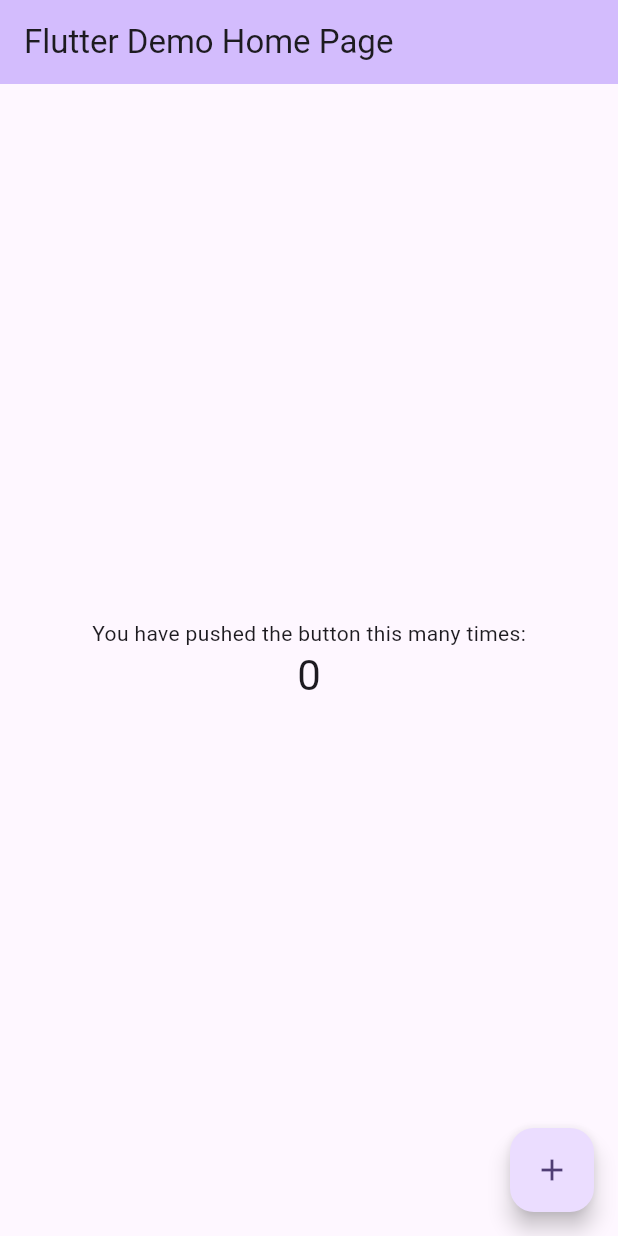
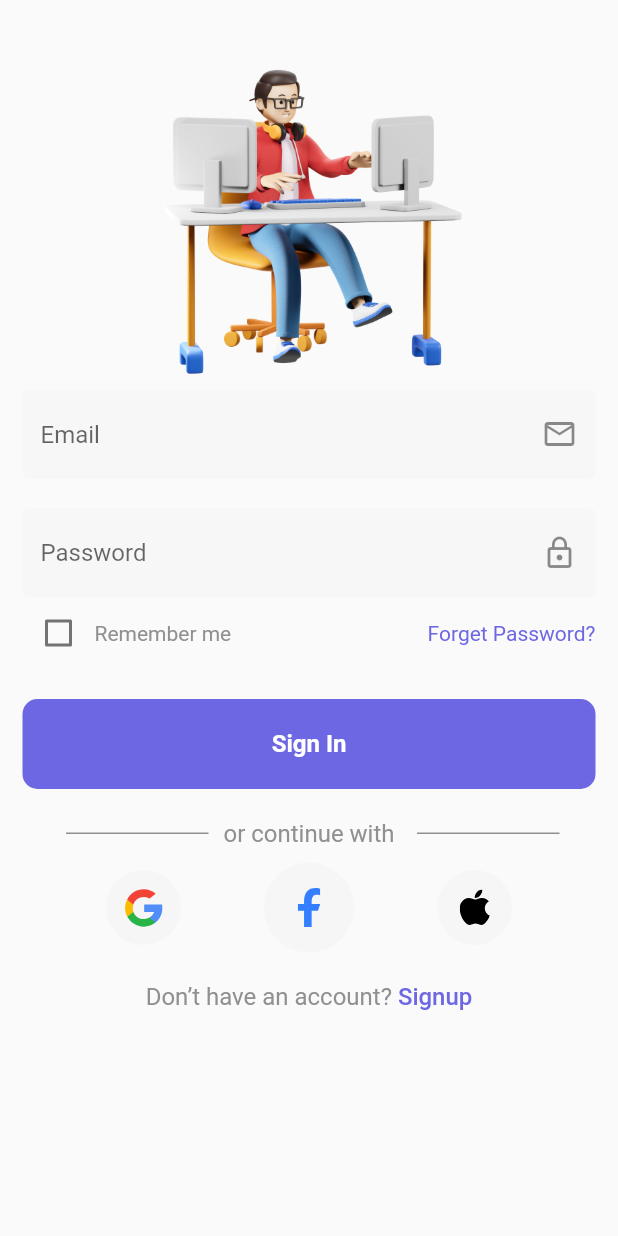
Before and after one commit to SA33ED/up_academy_flutter_tasks, a Flutter app: the screen it shows after launch, on a phone screen of 412 x 824 dp. Run offline on Flutter 3.47's test engine with Material 2 defaults, Android fonts, the phone set to English and light mode, and no system bars; our stand-ins replace flutter_svg; Roboto replaces fonts that are missing (Poppins).

Commit message:
team_app

```diff
--- /dev/null
+++ b/team_app/lib/helpers/app_assets.dart
@@ -0,0 +1,31 @@
+class Assets {
+  Assets._();
+
+  /// Assets for imagesApple
+  /// assets/images/apple.svg
+  static const String imagesApple = "assets/images/apple.svg";
+
+  /// Assets for imagesFacebook
+  /// assets/images/facebook.svg
+  static const String imagesFacebook = "assets/images/facebook.svg";
+
+  /// Assets for imagesGoogle
+  /// assets/images/google.svg
+  static const String imagesGoogle = "assets/images/google.svg";
+
+  /// Assets for imagesImg1
+  /// assets/images/img1.svg
+  static const String imagesImg1 = "assets/images/img1.svg";
+
+  /// Assets for imagesImg2
+  /// assets/images/img2.svg
+  static const String imagesImg2 = "assets/images/img2.svg";
+
+  /// Assets for imagesOnBoarding1
+  /// assets/images/onBoarding1.png
+  static const String imagesOnBoarding1 = "assets/images/onBoarding1.png";
+
+  /// Assets for imagesOnBoarding2
+  /// assets/images/onBoarding2.png
+  static const String imagesOnBoarding2 = "assets/images/onBoarding2.png";
+}
--- a/team_app/lib/main.dart
+++ b/team_app/lib/main.dart
@@ -1,4 +1,6 @@
 import 'package:flutter/material.dart';
+import 'package:team_app/screens/login_screen.dart';
+import 'package:team_app/screens/verify_your_email.dart';
 
 void main() {
   runApp(const MyApp());
@@ -7,119 +9,15 @@ void main() {
 class MyApp extends StatelessWidget {
   const MyApp({super.key});
 
-  // This widget is the root of your application.
   @override
   Widget build(BuildContext context) {
     return MaterialApp(
-      title: 'Flutter Demo',
-      theme: ThemeData(
-        // This is the theme of your application.
-        //
-        // TRY THIS: Try running your application with "flutter run". You'll see
-        // the application has a blue toolbar. Then, without quitting the app,
-        // try changing the seedColor in the colorScheme below to Colors.green
-        // and then invoke "hot reload" (save your changes or press the "hot
-        // reload" button in a Flutter-supported IDE, or press "r" if you used
-        // the command line to start the app).
-        //
-        // Notice that the counter didn't reset back to zero; the application
-        // state is not lost during the reload. To reset the state, use hot
-        // restart instead.
-        //
-        // This works for code too, not just values: Most code changes can be
-        // tested with just a hot reload.
-        colorScheme: ColorScheme.fromSeed(seedColor: Colors.deepPurple),
-        useMaterial3: true,
-      ),
-      home: const MyHomePage(title: 'Flutter Demo Home Page'),
+      debugShowCheckedModeBanner: false,
+      routes: {
+        LoginScreen.id: (context) => const LoginScreen(),
+        VerifyYourEmail.id: (context) => const VerifyYourEmail(),
+      },
+      initialRoute: LoginScreen.id,
     );
   }
 }
-
-class MyHomePage extends StatefulWidget {
-  const MyHomePage({super.key, required this.title});
-
-  // This widget is the home page of your application. It is stateful, meaning
-  // that it has a State object (defined below) that contains fields that affect
-  // how it looks.
-
-  // This class is the configuration for the state. It holds the values (in this
-  // case the title) provided by the parent (in this case the App widget) and
-  // used by the build method of the State. Fields in a Widget subclass are
-  // always marked "final".
-
-  final String title;
-
-  @override
-  State<MyHomePage> createState() => _MyHomePageState();
-}
-
-class _MyHomePageState extends State<MyHomePage> {
-  int _counter = 0;
-
-  void _incrementCounter() {
-    setState(() {
-      // This call to setState tells the Flutter framework that something has
-      // changed in this State, which causes it to rerun the build method below
-      // so that the display can reflect the updated values. If we changed
-      // _counter without calling setState(), then the build method would not be
-      // called again, and so nothing would appear to happen.
-      _counter++;
-    });
-  }
-
-  @override
-  Widget build(BuildContext context) {
-    // This method is rerun every time setState is called, for instance as done
-    // by the _incrementCounter method above.
-    //
-    // The Flutter framework has been optimized to make rerunning build methods
-    // fast, so that you can just rebuild anything that needs updating rather
-    // than having to individually change instances of widgets.
-    return Scaffold(
-      appBar: AppBar(
-        // TRY THIS: Try changing the color here to a specific color (to
-        // Colors.amber, perhaps?) and trigger a hot reload to see the AppBar
-        // change color while the other colors stay the same.
-        backgroundColor: Theme.of(context).colorScheme.inversePrimary,
-        // Here we take the value from the MyHomePage object that was created by
-        // the App.build method, and use it to set our appbar title.
-        title: Text(widget.title),
-      ),
-      body: Center(
-        // Center is a layout widget. It takes a single child and positions it
-        // in the middle of the parent.
-        child: Column(
-          // Column is also a layout widget. It takes a list of children and
-          // arranges them vertically. By default, it sizes itself to fit its
-          // children horizontally, and tries to be as tall as its parent.
-          //
-          // Column has various properties to control how it sizes itself and
-          // how it positions its children. Here we use mainAxisAlignment to
-          // center the children vertically; the main axis here is the vertical
-          // axis because Columns are vertical (the cross axis would be
-          // horizontal).
-          //
-          // TRY THIS: Invoke "debug painting" (choose the "Toggle Debug Paint"
-          // action in the IDE, or press "p" in the console), to see the
-          // wireframe for each widget.
-          mainAxisAlignment: MainAxisAlignment.center,
-          children: <Widget>[
-            const Text(
-              'You have pushed the button this many times:',
-            ),
-            Text(
-              '$_counter',
-              style: Theme.of(context).textTheme.headlineMedium,
-            ),
-          ],
-        ),
-      ),
-      floatingActionButton: FloatingActionButton(
-        onPressed: _incrementCounter,
-        tooltip: 'Increment',
-        child: const Icon(Icons.add),
-      ), // This trailing comma makes auto-formatting nicer for build methods.
-    );
-  }
-}
--- /dev/null
+++ b/team_app/lib/screens/login_screen.dart
@@ -0,0 +1,181 @@
+import 'package:flutter/material.dart';
+import 'package:flutter_svg/flutter_svg.dart';
+import 'package:team_app/helpers/app_assets.dart';
+import 'package:team_app/screens/verify_your_email.dart';
+import 'package:team_app/widgets/custom_btn.dart';
+import 'package:team_app/widgets/custom_input_field.dart';
+
+class LoginScreen extends StatelessWidget {
+  const LoginScreen({super.key});
+  static String id = "LoginScreen";
+  @override
+  Widget build(BuildContext context) {
+    return Scaffold(
+      body: Column(
+        children: [
+          Expanded(
+            child: Padding(
+              padding: const EdgeInsets.symmetric(horizontal: 15.0),
+              child: ListView(
+                children: [
+                  const SizedBox(height: 30),
+                  SizedBox(
+                    height: 230,
+                    child: Image.asset(
+                      Assets.imagesOnBoarding1,
+                      width: 100,
+                    ),
+                  ),
+                  CustomTextField(
+                    hint: "Email",
+                    suffixIcon: const Icon(Icons.email_outlined),
+                  ),
+                  const SizedBox(height: 20),
+                  CustomTextField(
+                    hint: "Password",
+                    suffixIcon: const Icon(Icons.lock_outline),
+                  ),
+                  Row(
+                    mainAxisAlignment: MainAxisAlignment.spaceBetween,
+                    children: [
+                      Row(
+                        mainAxisAlignment: MainAxisAlignment.start,
+                        children: [
+                          Checkbox(
+                            onChanged: (cheak) {},
+                            value: false,
+                          ),
+                          const Text(
+                            "Remember me",
+                            style: TextStyle(
+                              color: Color(0xFF909090),
+                              fontSize: 14,
+                              fontFamily: 'Poppins',
+                              fontWeight: FontWeight.w400,
+                            ),
+                          ),
+                        ],
+                      ),
+                      const Text(
+                        "Forget Password?",
+                        style: TextStyle(
+                          color: Color(0xFF6D67E4),
+                          fontSize: 14,
+                          fontFamily: 'Poppins',
+                          fontWeight: FontWeight.w400,
+                        ),
+                      )
+                    ],
+                  ),
+                  const SizedBox(height: 20),
+                  CustomBtn(
+                    title: "Sign In",
+                    onTap: () {
+                      Navigator.pushNamed(context, VerifyYourEmail.id);
+                    },
+                  ),
+                  const SizedBox(height: 20),
+                  const Row(
+                    mainAxisAlignment: MainAxisAlignment.center,
+                    children: [
+                      SizedBox(
+                        width: 100,
+                        child: Divider(
+                          indent: 5,
+                          endIndent: 0,
+                          thickness: 1,
+                          color: Color(0xFF909090),
+                        ),
+                      ),
+                      Padding(
+                        padding: EdgeInsets.symmetric(horizontal: 10.0),
+                        child: Text(
+                          "or continue with",
+                          style: TextStyle(
+                            color: Color(0xFF909090),
+                            fontSize: 16,
+                            fontFamily: 'Poppins',
+                            fontWeight: FontWeight.w400,
+                          ),
+                        ),
+                      ),
+                      SizedBox(
+                        width: 100,
+                        child: Divider(
+                          indent: 5,
+                          endIndent: 0,
+                          thickness: 1,
+                          color: Color(0xFF909090),
+                        ),
+                      ),
+                    ],
+                  ),
+                  const SizedBox(
+                    height: 10,
+                  ),
+                  Row(
+                    mainAxisAlignment: MainAxisAlignment.spaceEvenly,
+                    children: [
+                      CircleAvatar(
+                        backgroundColor: const Color(0xffF6F6F6),
+                        radius: 25,
+                        child: SvgPicture.asset(Assets.imagesGoogle),
+                      ),
+                      CircleAvatar(
+                          backgroundColor: const Color(0xffF6F6F6),
+                          radius: 30,
+                          child: SvgPicture.asset(Assets.imagesFacebook)),
+                      CircleAvatar(
+                          backgroundColor: const Color(0xffF6F6F6),
+                          radius: 25,
+                          child: SvgPicture.asset(Assets.imagesApple)),
+                    ],
+                  ),
+                  const SizedBox(height: 20),
+                  const Row(
+                    mainAxisAlignment: MainAxisAlignment.center,
+                    children: [
+                      Text.rich(
+                        TextSpan(
+                          children: [
+                            TextSpan(
+                              text: 'Don’t have an account?',
+                              style: TextStyle(
+                                color: Color(0xFF909090),
+                                fontSize: 16,
+                                fontFamily: 'Poppins',
+                                fontWeight: FontWeight.w400,
+                              ),
+                            ),
+                            TextSpan(
+                              text: ' ',
+                              style: TextStyle(
+                                color: Color(0xFF6D67E4),
+                                fontSize: 16,
+                                fontFamily: 'Poppins',
+                                fontWeight: FontWeight.w400,
+                              ),
+                            ),
+                            TextSpan(
+                              text: 'Signup',
+                              style: TextStyle(
+                                color: Color(0xFF6D67E4),
+                                fontSize: 16,
+                                fontFamily: 'Poppins',
+                                fontWeight: FontWeight.w500,
+                              ),
+                            ),
+                          ],
+                        ),
+                      ),
+                    ],
+                  )
+                ],
+              ),
+            ),
+          ),
+        ],
+      ),
+    );
+  }
+}
--- /dev/null
+++ b/team_app/lib/widgets/custom_btn.dart
@@ -0,0 +1,46 @@
+// ignore_for_file: must_be_immutable
+
+import 'package:flutter/material.dart';
+
+class CustomBtn extends StatelessWidget {
+  CustomBtn({
+    super.key,
+    required this.title,
+    this.onTap,
+  });
+  String title;
+  VoidCallback? onTap;
+  @override
+  Widget build(BuildContext context) {
+    return GestureDetector(
+      onTap: onTap,
+      child: Container(
+        width: 350,
+        height: 60,
+        decoration: ShapeDecoration(
+          color: const Color(0xFF6D67E4),
+          shape: RoundedRectangleBorder(
+            borderRadius: BorderRadius.circular(10),
+          ),
+        ),
+        child: Row(
+          mainAxisSize: MainAxisSize.min,
+          mainAxisAlignment: MainAxisAlignment.center,
+          crossAxisAlignment: CrossAxisAlignment.center,
+          children: [
+            Text(
+              title,
+              textAlign: TextAlign.center,
+              style: const TextStyle(
+                color: Colors.white,
+                fontSize: 16,
+                fontFamily: 'Poppins',
+                fontWeight: FontWeight.w600,
+              ),
+            ),
+          ],
+        ),
+      ),
+    );
+  }
+}
--- /dev/null
+++ b/team_app/lib/widgets/custom_input_field.dart
@@ -0,0 +1,60 @@
+// ignore_for_file: must_be_immutable
+
+import 'package:flutter/material.dart';
+
+class CustomTextField extends StatelessWidget {
+  CustomTextField({
+    super.key,
+    this.hint,
+    this.label,
+    this.textInputType,
+    this.suffixIcon,
+    this.obscureText,
+    this.readOnly,
+    this.onChanged,
+    this.onSubmitted,
+    this.validator,
+    this.controller,
+  });
+
+  bool? obscureText;
+  bool? readOnly;
+  String? hint;
+  Widget? label;
+  Widget? suffixIcon;
+  void Function(String)? onChanged;
+  void Function(String)? onSubmitted;
+  String? Function(String?)? validator;
+  TextInputType? textInputType;
+  TextEditingController? controller;
+
+  @override
+  Widget build(BuildContext context) {
+    return Column(
+      children: [
+        TextFormField(
+          controller: controller,
+          validator: validator,
+          decoration: InputDecoration(
+            fillColor: const Color(0xffF7F7F7),
+            filled: true,
+            enabledBorder: const OutlineInputBorder(
+              borderSide: BorderSide(color: Color(0xffF7F7F7)),
+            ),
+            focusedBorder: const OutlineInputBorder(
+              borderSide: BorderSide(color: Color(0xffF7F7F7)),
+            ),
+            hintText: hint,
+            label: label,
+            suffixIcon: suffixIcon,
+          ),
+          keyboardType: textInputType,
+          onChanged: onChanged,
+          onFieldSubmitted: onSubmitted,
+          obscureText: obscureText ?? false,
+          readOnly: readOnly ?? false,
+        )
+      ],
+    );
+  }
+}
```
Also changed, not shown: team_app/lib/screens/verify_your_email.dart (added, +139 -0 lines), team_app/assets/images/apple.svg (added), team_app/assets/images/facebook.svg (added), team_app/assets/images/google.svg (added), team_app/assets/images/onBoarding1.png (added), team_app/assets/images/onBoarding2.png (added), 2 other files.
